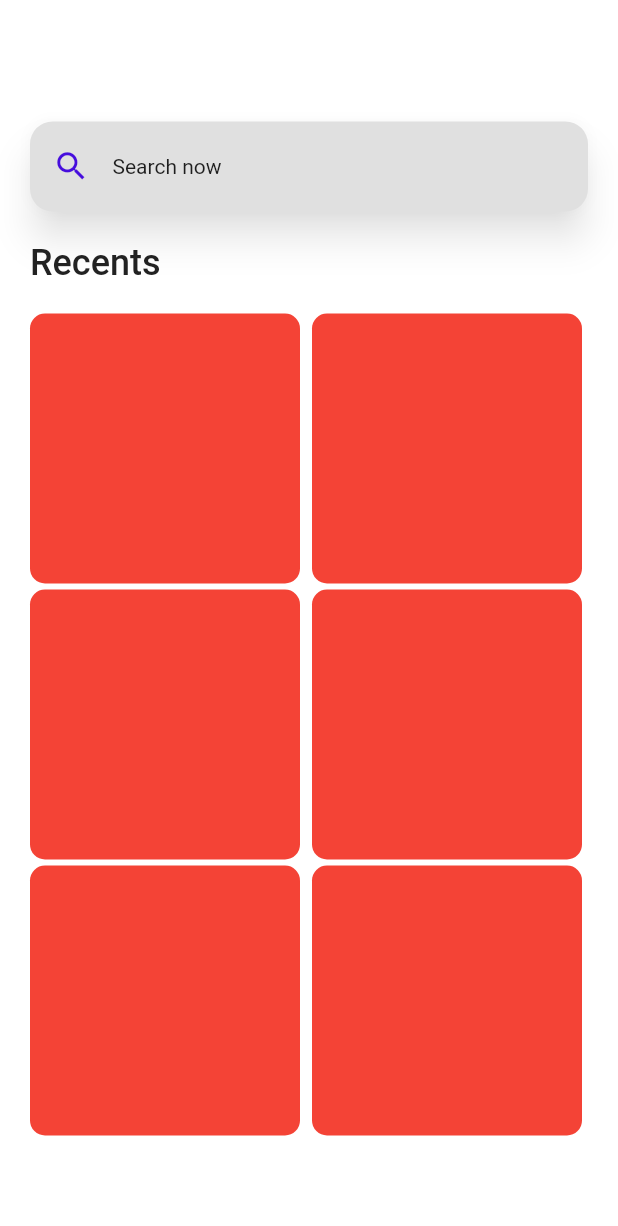
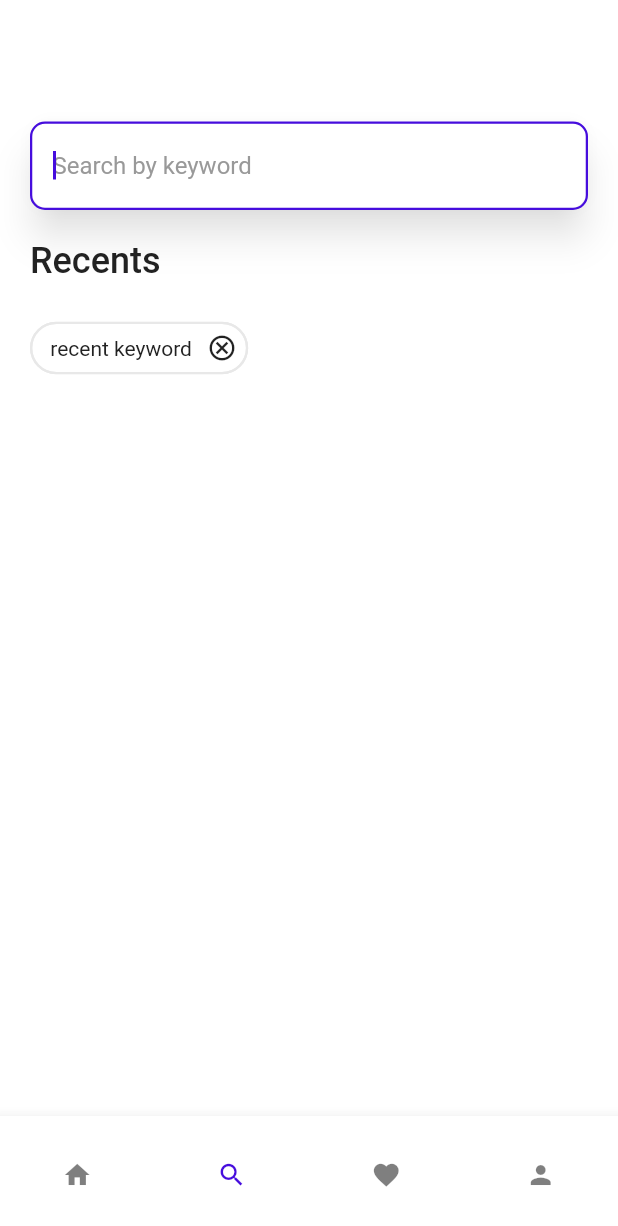
Before and after one commit to pendant-k/2022_global_capstone_hair_heist, a Flutter app: the MainNavigationPage screen opened by its route, after a tap on "Search now", on a phone screen of 412 x 824 dp. Shown: the top 1226 px of the screen. Run offline on Flutter 3.47's test engine with Material 2 defaults, Android fonts, the phone set to English and light mode, and no system bars; our stand-ins replace firebase_core, flutter_screenutil, get, get_storage; accounts and stored records are empty.

Commit message:
Add Search Page

```diff
--- a/lib/app/config/global_styles.dart
+++ b/lib/app/config/global_styles.dart
@@ -28,4 +28,9 @@ class GlobalStyle {
     color: Palette.fontPrimaryColor,
     fontSize: 16.sp,
   );
+
+  static final inputHintText = TextStyle(
+    color: Palette.fontSecondaryColor,
+    fontSize: 16.sp,
+  );
 }
--- a/lib/app/ui/home/view/home_page.dart
+++ b/lib/app/ui/home/view/home_page.dart
@@ -4,6 +4,7 @@ import 'package:get/get.dart';
 
 // configs
 import 'package:hair_heist/app/config/global_styles.dart';
+import 'package:hair_heist/app/controller/main_nav_idx_controller.dart';
 
 import '../widgets/widgets.dart';
 import 'package:hair_heist/app/ui/search/view/search_page.dart';
@@ -13,9 +14,14 @@ class HomePage extends StatelessWidget {
 
   @override
   Widget build(BuildContext context) {
+    final _idxController = Get.put(MainNavIndexController());
     return Container(
         width: double.infinity,
-        padding: EdgeInsets.fromLTRB(20.w, 39.w, 20.w, 0),
+        padding: EdgeInsets.fromLTRB(20.w, 50.w, 20.w, 0),
+        child: RefreshIndicator(
+          onRefresh: () async {
+            print('home page refresh');
+          },
           child: ListView(
             children: [
               Text(
@@ -28,9 +34,7 @@ class HomePage extends StatelessWidget {
               SizedBox(height: 15.w),
               HomeSearchBtn(
                 onTap: () {
-                Get.to(
-                  () => SearchPage(),
-                );
+                  _idxController.changeTabIndex(1);
                 },
               ),
               SizedBox(height: 15.w),
@@ -47,16 +51,50 @@ class HomePage extends StatelessWidget {
                   ),
                 ],
               ),
+
+              SizedBox(height: 30.w),
               //Images
               Wrap(
                 spacing: 10.w,
                 runSpacing: 10.w,
-              children: [],
-            )
+                children: [
+                  ImageBox(),
+                  ImageBox(),
+                  ImageBox(),
+                  ImageBox(),
+                  ImageBox(),
+                  ImageBox(),
                 ],
+              ),
+              SizedBox(height: 100.w),
+            ],
+          ),
         ));
   }
 }
 
+class ImageBox extends StatelessWidget {
+  const ImageBox({
+    Key? key,
+  }) : super(key: key);
+
+  @override
+  Widget build(BuildContext context) {
+    return Material(
+      elevation: 1,
+      borderRadius: BorderRadius.circular(15),
+      color: Colors.white,
+      child: Container(
+        width: 180.w,
+        height: 180.w,
+        alignment: Alignment.center,
+        child: Text(
+          'Image Box',
+        ),
+      ),
+    );
+  }
+}
+
 // TODO: Home Banner position
-// TODO:
+// TODO: Images
--- a/lib/app/ui/home/widgets/home_search_btn.dart
+++ b/lib/app/ui/home/widgets/home_search_btn.dart
@@ -1,5 +1,6 @@
 import 'package:flutter/material.dart';
 import 'package:flutter_screenutil/flutter_screenutil.dart';
+import 'package:hair_heist/app/config/global_styles.dart';
 
 import '../../../config/palette.dart';
 
@@ -17,7 +18,7 @@ class HomeSearchBtn extends StatelessWidget {
       shadowColor: Colors.black.withOpacity(0.5),
       elevation: 10,
       borderRadius: BorderRadius.circular(15.w),
-      color: Colors.grey[300],
+      color: Colors.white,
       child: GestureDetector(
         behavior: HitTestBehavior.opaque,
         onTap: onTap,
@@ -35,7 +36,10 @@ class HomeSearchBtn extends StatelessWidget {
                 color: Palette.mainColor,
               ),
               SizedBox(width: 15.w),
-              Text('Search now'),
+              Text(
+                'Search now',
+                style: GlobalStyle.inputHintText,
+              ),
             ],
           ),
         ),
--- a/lib/app/ui/main_navigation/main_nav_page.dart
+++ b/lib/app/ui/main_navigation/main_nav_page.dart
@@ -10,6 +10,7 @@ import 'package:hair_heist/app/config/palette.dart';
 import 'package:hair_heist/app/controller/main_nav_idx_controller.dart';
 import 'package:hair_heist/app/ui/home/view/home_page.dart';
 import 'package:hair_heist/app/ui/mypage/view/my_page.dart';
+import 'package:hair_heist/app/ui/search/view/search_page.dart';
 
 class MainNavigationPage extends StatelessWidget {
   MainNavigationPage({super.key});
@@ -26,7 +27,7 @@ class MainNavigationPage extends StatelessWidget {
   Widget build(BuildContext context) {
     // dependency injection - Home Index State
     final _controller = Get.put(MainNavIndexController());
-    final _mainPages = [HomePage(), MyPage(), MyPage(), MyPage()];
+    final _mainPages = [HomePage(), SearchPage(), MyPage(), MyPage()];
 
     return SafeArea(
       child: Scaffold(
--- a/lib/app/ui/search/view/search_page.dart
+++ b/lib/app/ui/search/view/search_page.dart
@@ -1,8 +1,6 @@
 import 'package:flutter/material.dart';
 import 'package:flutter_screenutil/flutter_screenutil.dart';
 import 'package:get/get.dart';
-
-import 'package:hair_heist/app/ui/home/widgets/home_search_btn.dart';
 
 // configs
 import 'package:hair_heist/app/config/palette.dart';
@@ -18,18 +16,24 @@ class SearchPage extends StatelessWidget {
         color: Colors.white,
         width: double.infinity,
         padding: EdgeInsets.fromLTRB(20.w, 39.w, 20.w, 0),
-        child: Column(
-          crossAxisAlignment: CrossAxisAlignment.start,
+        child: ListView(
           children: [
             SizedBox(
               height: 42.w,
             ),
-            HomeSearchBtn(
-              onTap: () {
-                Get.to(
-                  () => SearchPage(),
-                );
-              },
+            Material(
+              color: Colors.white,
+              elevation: 10,
+              shadowColor: Colors.black.withOpacity(0.5),
+              borderRadius: BorderRadius.circular(15.w),
+              child: TextField(
+                autocorrect: false,
+                autofocus: true,
+                style: GlobalStyle.inputText,
+                decoration: InputDecoration(
+                  hintText: 'Search by keyword',
+                ),
+              ),
             ),
             SizedBox(
               height: 20.w,
@@ -44,60 +48,32 @@ class SearchPage extends StatelessWidget {
             SizedBox(
               height: 20.w,
             ),
+            // Get previous keywords -> Get storage?
             Wrap(
-              spacing: 8.0, // gap between adjacent chips
-              runSpacing: 4.0,
+              spacing: 10.w, // gap between adjacent chips
+              runSpacing: 10.w,
               children: [
-                Container(
-                  width: 180.w,
-                  height: 180.w,
-                  decoration: BoxDecoration(
-                    color: Colors.red,
-                    borderRadius: BorderRadius.circular(10),
+                Chip(
+                  backgroundColor: Colors.white,
+                  side: BorderSide(
+                    color: Palette.grayE8,
+                    width: 1.5,
                   ),
-                ),
-                Container(
-                  width: 180.w,
-                  height: 180.w,
-                  decoration: BoxDecoration(
-                    color: Colors.red,
-                    borderRadius: BorderRadius.circular(10),
+                  label: Text(
+                    'recent keyword',
+                    style: GlobalStyle.primaryText,
                   ),
-                ),
-                Container(
-                  width: 180.w,
-                  height: 180.w,
-                  decoration: BoxDecoration(
-                    color: Colors.red,
-                    borderRadius: BorderRadius.circular(10),
-                  ),
-                ),
-                Container(
-                  width: 180.w,
-                  height: 180.w,
-                  decoration: BoxDecoration(
-                    color: Colors.red,
-                    borderRadius: BorderRadius.circular(10),
-                  ),
-                ),
-                Container(
-                  width: 180.w,
-                  height: 180.w,
-                  decoration: BoxDecoration(
-                    color: Colors.red,
-                    borderRadius: BorderRadius.circular(10),
-                  ),
-                ),
-                Container(
-                  width: 180.w,
-                  height: 180.w,
-                  decoration: BoxDecoration(
-                    color: Colors.red,
-                    borderRadius: BorderRadius.circular(10),
+                  onDeleted: () {
+                    print('delete this!');
+                  },
+                  deleteIcon: Icon(
+                    Icons.cancel_outlined,
+                    size: 20.w,
                   ),
                 ),
               ],
             ),
+            SizedBox(height: 100.w),
           ],
         ),
       ),
@@ -106,3 +82,4 @@ class SearchPage extends StatelessWidget {
 }
 
 // TODO: Home Banner position
+// TODO: Hint text 내용 수정
--- a/lib/app/ui/sign_in/view/sign_in_page.dart
+++ b/lib/app/ui/sign_in/view/sign_in_page.dart
@@ -3,6 +3,7 @@ import 'package:flutter_screenutil/flutter_screenutil.dart';
 import 'package:get/get.dart';
 import 'package:hair_heist/app/config/palette.dart';
 import 'package:hair_heist/app/config/global_styles.dart';
+import 'package:hair_heist/app/ui/main_navigation/main_nav_page.dart';
 import 'package:hair_heist/app/ui/sign_in/controller/sign_in_controller.dart';
 
 import 'sign_up_page.dart';
@@ -71,6 +72,7 @@ class SignInPage extends StatelessWidget {
                       child: ElevatedButton(
                         onPressed: () {
                           // controller -> sign in
+                          Get.to(() => MainNavigationPage());
                         },
                         child: Text('Sign In'),
                       ),
@@ -104,3 +106,5 @@ class SignInPage extends StatelessWidget {
     );
   }
 }
+
+// 최상단에 App Logo 추가
```
Also changed, not shown: 1 other file. Lines whose indentation alone changed are shown as unchanged.
